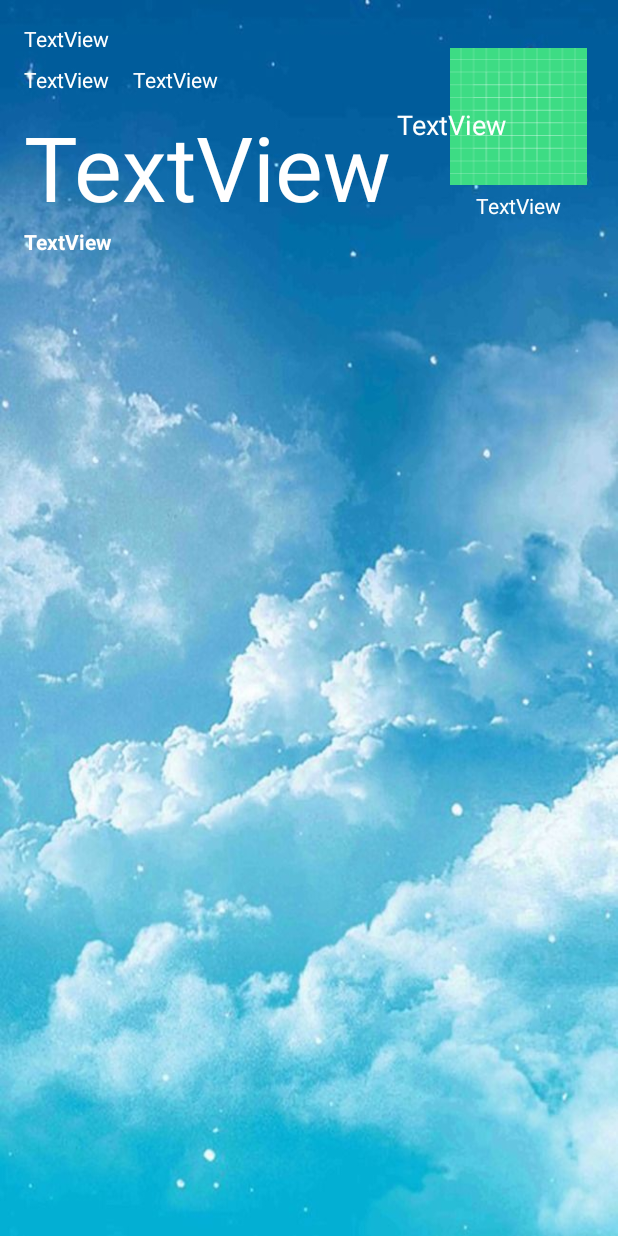
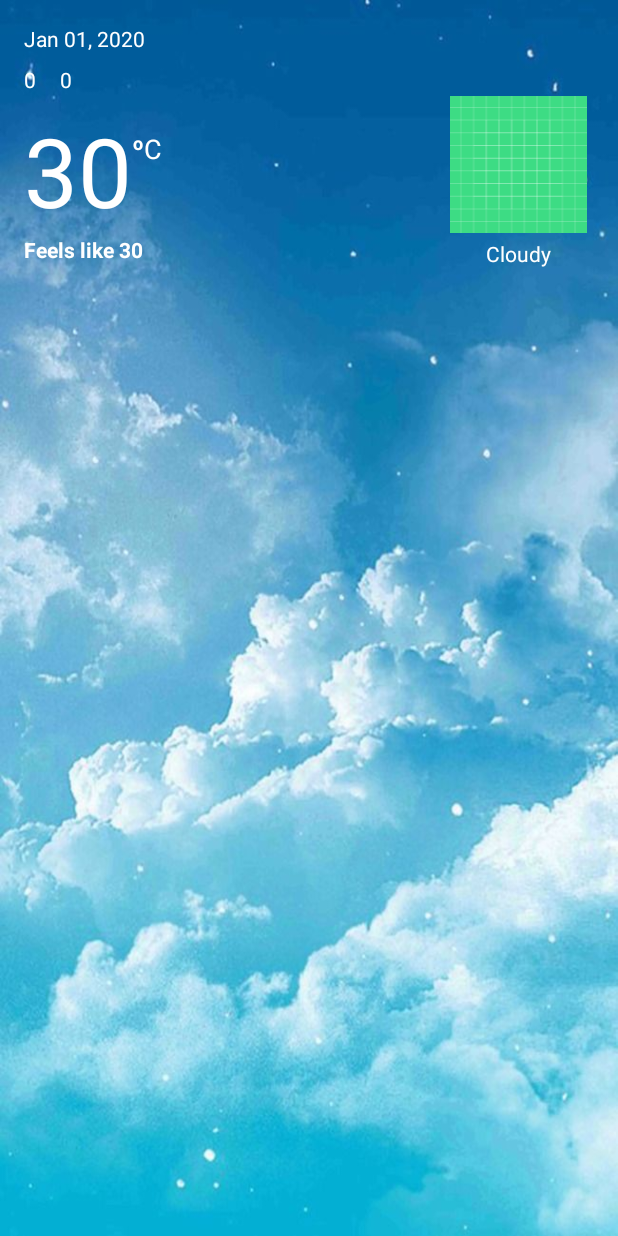
Before and after one commit to micah-akpan/android-weather-app, an Android app: the layout content_main.xml on its own in the app's theme, with its tools: preview values and no code run, on a phone screen of 412 x 824 dp. Run offline under Robolectric (Android 15) with nearby library versions, the phone set to English and light mode, and no system bars; Roboto replaces fonts that are not available here.

Commit message:
Improve design

```diff
--- a/app/src/main/java/com/micah/liveweather/MainActivity.java
+++ b/app/src/main/java/com/micah/liveweather/MainActivity.java
@@ -5,15 +5,12 @@ import android.os.AsyncTask;
 import android.os.Bundle;
 
 import com.bumptech.glide.Glide;
-import com.google.android.material.floatingactionbutton.FloatingActionButton;
-import com.google.android.material.snackbar.Snackbar;
 
 import androidx.annotation.NonNull;
 import androidx.appcompat.app.AppCompatActivity;
 import androidx.appcompat.widget.Toolbar;
 
 import android.util.Log;
-import android.view.View;
 
 import android.view.Menu;
 import android.view.MenuItem;
--- a/app/src/main/java/com/micah/liveweather/Weather.java
+++ b/app/src/main/java/com/micah/liveweather/Weather.java
@@ -75,7 +75,7 @@ public class Weather {
 
     static String getWeatherTime(double dateTime) {
         Date d = new Date((long) dateTime);
-        SimpleDateFormat sf = new SimpleDateFormat("MMM DD");
+        SimpleDateFormat sf = new SimpleDateFormat("MMM DD, h:mm a");
         String newDateForm = sf.format(d);
         return newDateForm;
     }
--- a/app/src/main/res/layout/content_main.xml
+++ b/app/src/main/res/layout/content_main.xml
@@ -12,7 +12,7 @@
         android:id="@+id/ivWeatherImage"
         android:layout_width="101dp"
         android:layout_height="91dp"
-        android:layout_marginTop="32dp"
+        android:layout_marginTop="64dp"
         android:layout_marginEnd="16dp"
         app:layout_constraintEnd_toEndOf="parent"
         app:layout_constraintTop_toTopOf="parent"
@@ -25,7 +25,7 @@
         android:layout_height="wrap_content"
         android:layout_marginTop="4dp"
         android:inputType="textCapSentences"
-        android:text="TextView"
+        android:text="Cloudy"
         android:textColor="#FFFFFF"
         app:layout_constraintEnd_toEndOf="@+id/ivWeatherImage"
         app:layout_constraintStart_toStartOf="@+id/ivWeatherImage"
@@ -33,11 +33,11 @@
 
     <TextView
         android:id="@+id/tvDateTime"
-        android:layout_width="wrap_content"
+        android:layout_width="0dp"
         android:layout_height="wrap_content"
         android:layout_marginStart="16dp"
         android:layout_marginTop="16dp"
-        android:text="TextView"
+        android:text="Jan 01, 2020"
         android:textColor="#FFFFFF"
         app:layout_constraintStart_toStartOf="parent"
         app:layout_constraintTop_toTopOf="parent" />
@@ -47,18 +47,17 @@
         android:layout_width="wrap_content"
         android:layout_height="wrap_content"
         android:layout_marginTop="8dp"
-        android:text="TextView"
+        android:text="0"
         android:textColor="#FFFFFF"
-        app:layout_constraintEnd_toEndOf="@+id/tvDateTime"
         app:layout_constraintStart_toStartOf="@+id/tvDateTime"
         app:layout_constraintTop_toBottomOf="@+id/tvDateTime" />
 
     <TextView
         android:id="@+id/tvNightTemp"
-        android:layout_width="wrap_content"
+        android:layout_width="0dp"
         android:layout_height="wrap_content"
         android:layout_marginStart="16dp"
-        android:text="TextView"
+        android:text="0"
         android:textColor="#FFFFFF"
         app:layout_constraintStart_toEndOf="@+id/tvDayTemp"
         app:layout_constraintTop_toTopOf="@+id/tvDayTemp" />
@@ -69,18 +68,19 @@
         android:layout_height="wrap_content"
         android:layout_marginTop="8dp"
         android:fontFamily="@font/baloo_bhai"
-        android:text="TextView"
+        android:text="30"
         android:textColor="#FFFFFF"
-        android:textSize="60sp"
-        app:layout_constraintStart_toStartOf="@+id/tvDayTemp"
+        android:textSize="64sp"
+        app:layout_constraintStart_toStartOf="@+id/tvDateTime"
         app:layout_constraintTop_toBottomOf="@+id/tvDayTemp" />
 
     <TextView
         android:id="@+id/tvUnitTemp"
         android:layout_width="0dp"
         android:layout_height="wrap_content"
-        android:layout_marginStart="4dp"
-        android:text="TextView"
+        android:layout_marginStart="8dp"
+        android:layout_marginTop="16dp"
+        android:text="C"
         android:textColor="#FFFFFF"
         android:textSize="18sp"
         app:layout_constraintStart_toEndOf="@+id/tvMainTemp"
@@ -91,10 +91,24 @@
         android:layout_width="wrap_content"
         android:layout_height="wrap_content"
         android:fontFamily="@font/baloo_bhai"
-        android:text="TextView"
+        android:text="Feels like 30"
         android:textColor="#FFFFFF"
         android:textSize="14sp"
         android:textStyle="bold"
         app:layout_constraintStart_toStartOf="@+id/tvMainTemp"
         app:layout_constraintTop_toBottomOf="@+id/tvMainTemp" />
+
+    <TextView
+        android:id="@+id/textView"
+        android:layout_width="wrap_content"
+        android:layout_height="wrap_content"
+        android:layout_marginTop="16dp"
+        android:text="@string/temp_degree_symbol"
+        android:textColor="#FFFFFF"
+        android:textSize="12sp"
+        android:textStyle="bold"
+        app:layout_constraintEnd_toStartOf="@+id/tvUnitTemp"
+        app:layout_constraintStart_toEndOf="@+id/tvMainTemp"
+        app:layout_constraintTop_toTopOf="@+id/tvMainTemp" />
+
 </androidx.constraintlayout.widget.ConstraintLayout>
--- a/app/src/main/res/values/strings.xml
+++ b/app/src/main/res/values/strings.xml
@@ -9,4 +9,5 @@
 
     <string name="hello_first_fragment">Hello first fragment</string>
     <string name="hello_second_fragment">Hello second fragment. Arg: %1$s</string>
+    <string name="temp_degree_symbol">o</string>
 </resources>
```
